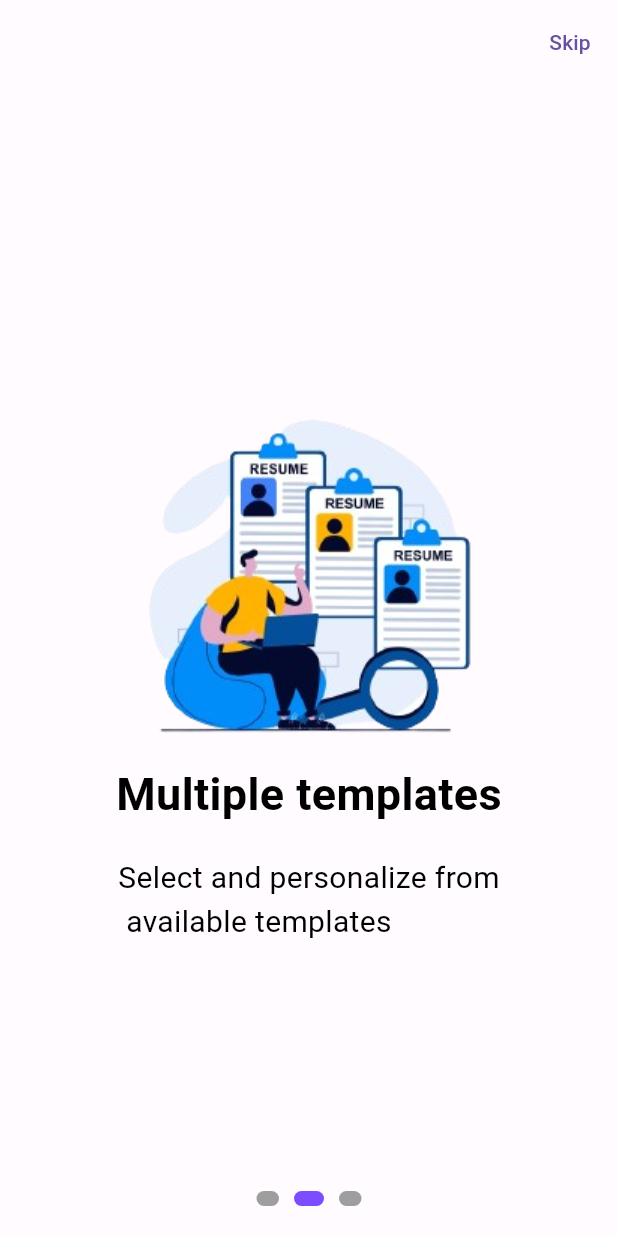
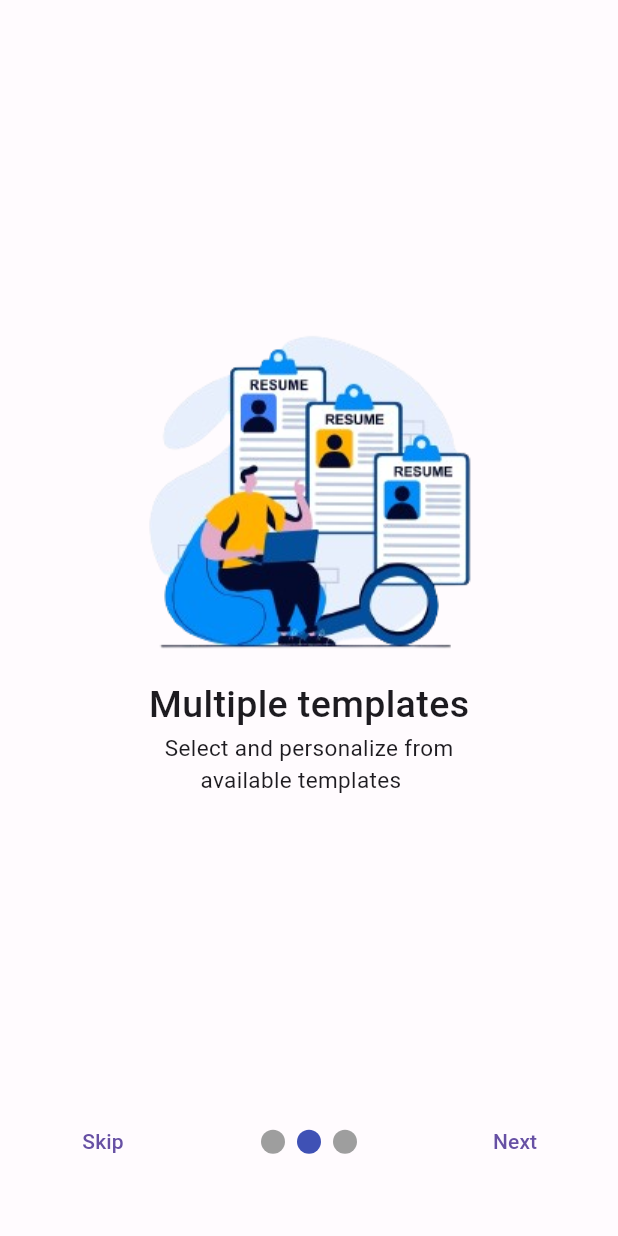
Before and after one commit to Avesh6754/resume_builder, a Flutter app: the screen it shows after launch, swiped to page 2, on a phone screen of 412 x 824 dp. Run offline on Flutter 3.47's test engine with Material 3 defaults, Android fonts, the phone set to English and light mode, and no system bars; drawn by our look-alikes of smooth_page_indicator; our stand-ins replace image_picker, pdf, printing.

Commit message:
1-9-2024

```diff
--- /dev/null
+++ b/lib/screens/Onboarding_screen/component/screen2.dart
@@ -0,0 +1,20 @@
+import 'package:flutter/material.dart';
+class Screen2 extends StatefulWidget {
+  const Screen2({super.key});
+
+  @override
+  State<Screen2> createState() => _Screen2State();
+}
+
+class _Screen2State extends State<Screen2> {
+  @override
+  Widget build(BuildContext context) {
+    return Column(
+      children: [
+        Image.asset('assets/image/reume1.png'),
+        Text('Multiple templates',style: TextStyle(fontSize: 25,fontWeight: FontWeight.w500),),
+        Text('Select and personalize from\n      available templates',style: TextStyle(fontSize: 15),),
+      ],
+    );
+  }
+}
--- a/lib/screens/Onboarding_screen/onboarding_page.dart
+++ b/lib/screens/Onboarding_screen/onboarding_page.dart
@@ -1,7 +1,11 @@
 import 'package:flutter/material.dart';
 import 'package:flutter/services.dart';
+import 'package:resume_app/screens/Onboarding_screen/component/screen1.dart';
+import 'package:resume_app/screens/Onboarding_screen/component/screen2.dart';
+import 'package:resume_app/screens/Onboarding_screen/component/screen3.dart';
 import 'package:resume_app/utils/color.dart';
 import 'package:resume_app/utils/global.dart';
+import 'package:smooth_page_indicator/smooth_page_indicator.dart';
 
 import '../../utils/global.dart';
 
@@ -13,86 +17,53 @@ class OnbordingPage extends StatefulWidget {
 }
 
 class _OnbordingPageState extends State<OnbordingPage> {
+  PageController pageController = PageController();
+  String button='Skip';
+  int currentpage=0;
+
   @override
   Widget build(BuildContext context) {
-    SystemChrome.setSystemUIOverlayStyle(
-        SystemUiOverlayStyle(statusBarColor: Colors.transparent));
     return Scaffold(
-      backgroundColor: bgcolor,
-      appBar: AppBar(
-        backgroundColor: Colors.transparent,
-        elevation: 0,
-        actions: [
-          TextButton(
-              onPressed: () {
-                Navigator.of(context).pushReplacementNamed('/home');
+        backgroundColor: bgcolor,
+        body: Stack(
+          children: [
+            PageView(
+              controller: pageController,
+
+              onPageChanged: (index){
+                currentpage=index;
+                setState(() {
+                  if(index==2)
+                  {
+                    button='Finish';
+                  }else{
+                    button='Skip';
+                  }
+                });
               },
-              child: Text("Skip")),
-        ],
-      ),
-      body: Stack(
-        children: [
-          PageView.builder(
-            scrollDirection: Axis.horizontal,
-            controller: pageController,
-            onPageChanged: (value) {
-              setState(() {
-                currentpage = value;
-              });
-            },
-            itemCount: onbordinglist.length,
-            itemBuilder: (context, index) {
-              return Column(
-                mainAxisAlignment: MainAxisAlignment.start,
+              children: [Screen1(), Screen2(), Screen3()],
+            ),
+            Container(
+              alignment: Alignment(0, 0.9),
+              child: Row(
+                mainAxisAlignment: MainAxisAlignment.spaceAround,
                 children: [
-                  Image.asset(
-                    onbordinglist[index]['image'],
-                    fit: BoxFit.cover,
-                  ),
-                  Text(
-                    '${onbordinglist[index]['title']}',
-                    style: TextStyle(fontSize: 30, fontWeight: FontWeight.w600,color: Colors.black),
-                  ),
-                  SizedBox(
-                    height: 20,
-                  ),
-                  Text(
-                    '${onbordinglist[index]['description']}',
-                    style: TextStyle(fontSize: 20, fontWeight: FontWeight.w400,color: Colors.black),
-                  ),
+                  TextButton(onPressed: () {
+                    Navigator.of(context).pushReplacementNamed('/home');
+
+                  }, child: Text("$button")),
+                  SmoothPageIndicator(controller: pageController, count: 3),
+                  (currentpage!=2)?
+                  TextButton(onPressed: () {
+                    pageController.nextPage(duration: Duration(milliseconds: 500), curve: Curves.easeIn);
+                  }, child: Text("Next")):TextButton(onPressed: () {
+
+                  }, child: Text("")),
+
                 ],
-              );
-            },
-          ),
-
-          Padding(
-            padding: const EdgeInsets.only(bottom: 20),
-            child: Column(
-              crossAxisAlignment: CrossAxisAlignment.stretch,
-              mainAxisAlignment: MainAxisAlignment.end,
-              children: [
-                (currentpage == onbordinglist.length - 1)
-                    ? ElevatedButton(onPressed: () {}, child: Text("Continue"))
-                    : Row(
-                    mainAxisAlignment: MainAxisAlignment.center,
-                    children: List.generate(onbordinglist.length, (index) {
-                      return AnimatedContainer(
-                        duration: Duration(milliseconds: 200),
-                        height: 10,
-                        width: (index == currentpage) ? 20 : 15,
-                        margin: EdgeInsets.symmetric(horizontal: 5),
-                        decoration: BoxDecoration(
-                            borderRadius: BorderRadius.circular(5),
-                            color: (index == currentpage)
-                                ? Colors.deepPurpleAccent
-                                : Colors.grey),
-                      );
-                    }))
-              ],
-            ),
-          ),
-        ],
-      ),
-    );
+              ),
+            )
+          ],
+        ));
   }
 }
--- a/pubspec.yaml
+++ b/pubspec.yaml
@@ -40,6 +40,7 @@ dependencies:
   pdf: ^3.11.1
   printing: ^5.13.2
   calendar_date_picker2: ^1.1.6
+  smooth_page_indicator:
 
 dev_dependencies:
   flutter_test:
```
Also changed, not shown: lib/screens/Onboarding_screen/component/screen1.dart (added, +20 -0 lines), lib/screens/Onboarding_screen/component/screen3.dart (added, +23 -0 lines), lib/screens/home/home_screen.dart (+12 -1 lines), pubspec.lock.
